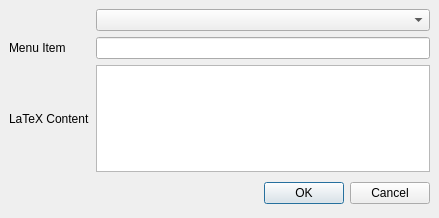
Before: the Qt Designer form usermenudialog.ui in svn2github/texstudio-trunk, drawn with Qt 5.
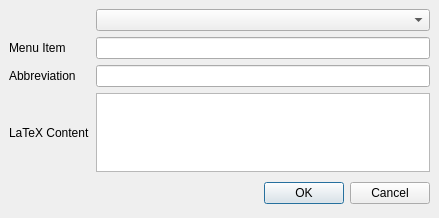
After: the same form once the commit is applied.

Commit message: user tag generalized. user tags can be inserted by giving abbreviations which can be used in completions

Patch:
```diff
--- a/usermenudialog.ui
+++ b/usermenudialog.ui
@@ -64,8 +64,8 @@
      <property name="spacing" >
       <number>6</number>
      </property>
-     <item row="2" column="1" >
-      <widget class="QTextEdit" name="tagEdit" />
+     <item row="3" column="1">
+      <widget class="QTextEdit" name="tagEdit"/>
      </item>
      <item row="0" column="1" >
       <widget class="QComboBox" name="comboBox" />
@@ -80,13 +80,23 @@
      <item row="1" column="1" >
       <widget class="QLineEdit" name="itemEdit" />
      </item>
-     <item row="2" column="0" >
-      <widget class="QLabel" name="label_2" >
-       <property name="text" >
+     <item row="3" column="0">
+      <widget class="QLabel" name="label_2">
+       <property name="text">
         <string>LaTeX Content</string>
        </property>
       </widget>
      </item>
+     <item row="2" column="1">
+      <widget class="QLineEdit" name="abbrevEdit"/>
+     </item>
+     <item row="2" column="0">
+      <widget class="QLabel" name="label_3">
+       <property name="text">
+        <string>Abbreviation</string>
+       </property>
+      </widget>
+     </item>
     </layout>
    </item>
   </layout>
```
Left out of the diff: 65 changed lines with no effect on the pictures. The commit also changes 11 other files.
